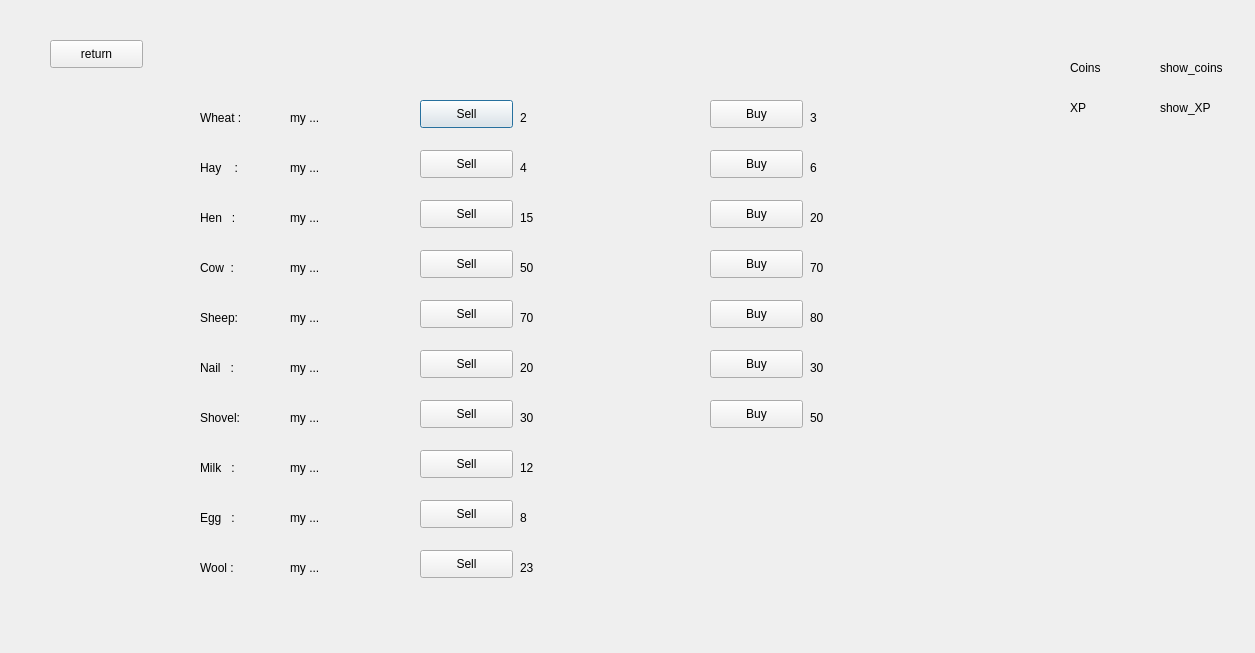
Above: shop.ui from AlirezaM02/AP_Project before the change. Below: the same form after it.
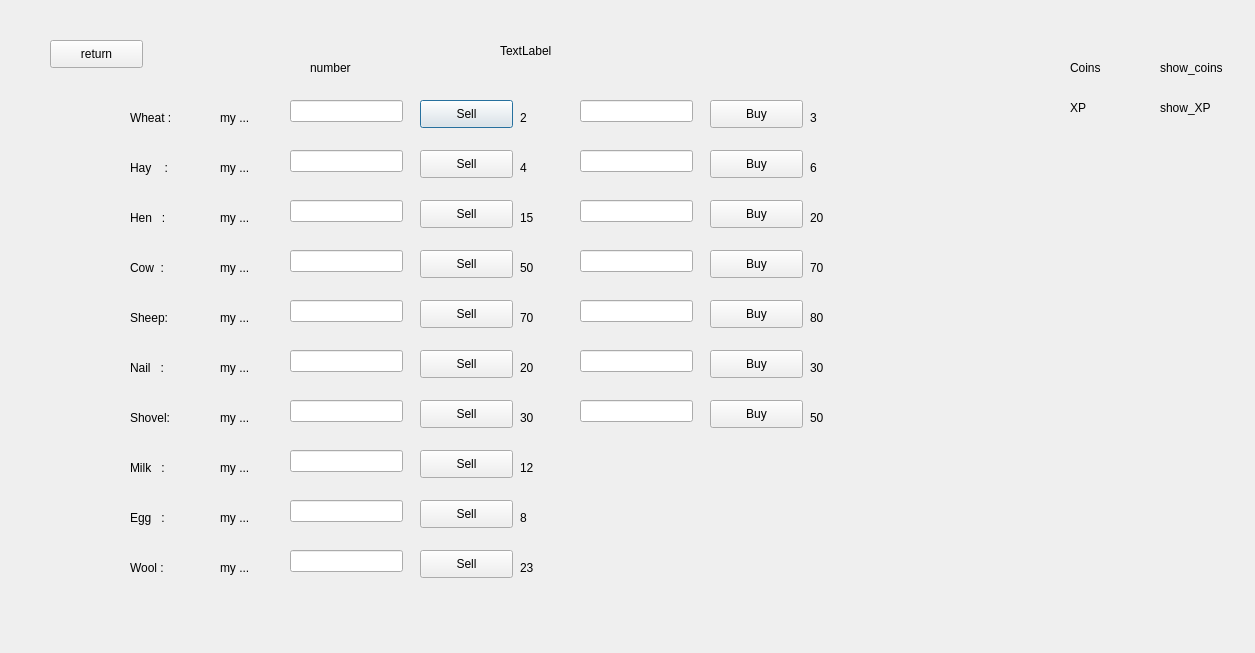
That is the form after the change.

Commit message: shop class developed

```diff
--- a/shop.ui
+++ b/shop.ui
@@ -263,7 +263,7 @@
   <widget class="QLabel" name="label_3">
    <property name="geometry">
     <rect>
-     <x>200</x>
+     <x>130</x>
      <y>110</y>
      <width>55</width>
      <height>16</height>
@@ -276,7 +276,7 @@
   <widget class="QLabel" name="label_4">
    <property name="geometry">
     <rect>
-     <x>200</x>
+     <x>130</x>
      <y>160</y>
      <width>55</width>
      <height>16</height>
@@ -289,7 +289,7 @@
   <widget class="QLabel" name="label_5">
    <property name="geometry">
     <rect>
-     <x>200</x>
+     <x>130</x>
      <y>210</y>
      <width>55</width>
      <height>16</height>
@@ -302,7 +302,7 @@
   <widget class="QLabel" name="label_6">
    <property name="geometry">
     <rect>
-     <x>200</x>
+     <x>130</x>
      <y>260</y>
      <width>55</width>
      <height>16</height>
@@ -315,7 +315,7 @@
   <widget class="QLabel" name="label_7">
    <property name="geometry">
     <rect>
-     <x>200</x>
+     <x>130</x>
      <y>310</y>
      <width>55</width>
      <height>16</height>
@@ -328,7 +328,7 @@
   <widget class="QLabel" name="label_8">
    <property name="geometry">
     <rect>
-     <x>200</x>
+     <x>130</x>
      <y>360</y>
      <width>55</width>
      <height>16</height>
@@ -341,7 +341,7 @@
   <widget class="QLabel" name="label_9">
    <property name="geometry">
     <rect>
-     <x>200</x>
+     <x>130</x>
      <y>410</y>
      <width>55</width>
      <height>16</height>
@@ -354,7 +354,7 @@
   <widget class="QLabel" name="label_10">
    <property name="geometry">
     <rect>
-     <x>200</x>
+     <x>130</x>
      <y>460</y>
      <width>55</width>
      <height>16</height>
@@ -367,7 +367,7 @@
   <widget class="QLabel" name="label_11">
    <property name="geometry">
     <rect>
-     <x>200</x>
+     <x>130</x>
      <y>510</y>
      <width>55</width>
      <height>16</height>
@@ -380,7 +380,7 @@
   <widget class="QLabel" name="label_12">
    <property name="geometry">
     <rect>
-     <x>200</x>
+     <x>130</x>
      <y>560</y>
      <width>55</width>
      <height>16</height>
@@ -393,7 +393,7 @@
   <widget class="QLabel" name="mywheatlbl">
    <property name="geometry">
     <rect>
-     <x>290</x>
+     <x>220</x>
      <y>110</y>
      <width>55</width>
      <height>16</height>
@@ -406,7 +406,7 @@
   <widget class="QLabel" name="myhaylbl">
    <property name="geometry">
     <rect>
-     <x>290</x>
+     <x>220</x>
      <y>160</y>
      <width>55</width>
      <height>16</height>
@@ -419,7 +419,7 @@
   <widget class="QLabel" name="myhenlbl">
    <property name="geometry">
     <rect>
-     <x>290</x>
+     <x>220</x>
      <y>210</y>
      <width>55</width>
      <height>16</height>
@@ -432,7 +432,7 @@
   <widget class="QLabel" name="mycowlbl">
    <property name="geometry">
     <rect>
-     <x>290</x>
+     <x>220</x>
      <y>260</y>
      <width>55</width>
      <height>16</height>
@@ -445,7 +445,7 @@
   <widget class="QLabel" name="mysheeplbl">
    <property name="geometry">
     <rect>
-     <x>290</x>
+     <x>220</x>
      <y>310</y>
      <width>55</width>
      <height>16</height>
@@ -458,7 +458,7 @@
   <widget class="QLabel" name="mynaillbl">
    <property name="geometry">
     <rect>
-     <x>290</x>
+     <x>220</x>
      <y>360</y>
      <width>55</width>
      <height>16</height>
@@ -471,7 +471,7 @@
   <widget class="QLabel" name="myshovellbl">
    <property name="geometry">
     <rect>
-     <x>290</x>
+     <x>220</x>
      <y>410</y>
      <width>55</width>
      <height>16</height>
@@ -484,7 +484,7 @@
   <widget class="QLabel" name="mymilklbl">
    <property name="geometry">
     <rect>
-     <x>290</x>
+     <x>220</x>
      <y>460</y>
      <width>55</width>
      <height>16</height>
@@ -497,7 +497,7 @@
   <widget class="QLabel" name="myegglbl">
    <property name="geometry">
     <rect>
-     <x>290</x>
+     <x>220</x>
      <y>510</y>
      <width>55</width>
      <height>16</height>
@@ -510,7 +510,7 @@
   <widget class="QLabel" name="mywoollbl">
    <property name="geometry">
     <rect>
-     <x>290</x>
+     <x>220</x>
      <y>560</y>
      <width>55</width>
      <height>16</height>
@@ -780,6 +780,205 @@
     <string>3</string>
    </property>
   </widget>
+  <widget class="QLineEdit" name="numberwheatlbl">
+   <property name="geometry">
+    <rect>
+     <x>290</x>
+     <y>100</y>
+     <width>113</width>
+     <height>22</height>
+    </rect>
+   </property>
+  </widget>
+  <widget class="QLineEdit" name="numberhaylbl">
+   <property name="geometry">
+    <rect>
+     <x>290</x>
+     <y>150</y>
+     <width>113</width>
+     <height>22</height>
+    </rect>
+   </property>
+  </widget>
+  <widget class="QLabel" name="label_30">
+   <property name="geometry">
+    <rect>
+     <x>310</x>
+     <y>60</y>
+     <width>55</width>
+     <height>16</height>
+    </rect>
+   </property>
+   <property name="text">
+    <string>number</string>
+   </property>
+  </widget>
+  <widget class="QLabel" name="infolbl">
+   <property name="geometry">
+    <rect>
+     <x>500</x>
+     <y>30</y>
+     <width>131</width>
+     <height>41</height>
+    </rect>
+   </property>
+   <property name="styleSheet">
+    <string notr="true">font: 12pt &quot;MV Boli&quot;;</string>
+   </property>
+   <property name="text">
+    <string>TextLabel</string>
+   </property>
+  </widget>
+  <widget class="QLineEdit" name="hennumber">
+   <property name="geometry">
+    <rect>
+     <x>290</x>
+     <y>200</y>
+     <width>113</width>
+     <height>22</height>
+    </rect>
+   </property>
+  </widget>
+  <widget class="QLineEdit" name="cownumber">
+   <property name="geometry">
+    <rect>
+     <x>290</x>
+     <y>250</y>
+     <width>113</width>
+     <height>22</height>
+    </rect>
+   </property>
+  </widget>
+  <widget class="QLineEdit" name="sheepnumber">
+   <property name="geometry">
+    <rect>
+     <x>290</x>
+     <y>300</y>
+     <width>113</width>
+     <height>22</height>
+    </rect>
+   </property>
+  </widget>
+  <widget class="QLineEdit" name="nailnumber">
+   <property name="geometry">
+    <rect>
+     <x>290</x>
+     <y>350</y>
+     <width>113</width>
+     <height>22</height>
+    </rect>
+   </property>
+  </widget>
+  <widget class="QLineEdit" name="shovelnumber">
+   <property name="geometry">
+    <rect>
+     <x>290</x>
+     <y>400</y>
+     <width>113</width>
+     <height>22</height>
+    </rect>
+   </property>
+  </widget>
+  <widget class="QLineEdit" name="milknum">
+   <property name="geometry">
+    <rect>
+     <x>290</x>
+     <y>450</y>
+     <width>113</width>
+     <height>22</height>
+    </rect>
+   </property>
+  </widget>
+  <widget class="QLineEdit" name="eggnum">
+   <property name="geometry">
+    <rect>
+     <x>290</x>
+     <y>500</y>
+     <width>113</width>
+     <height>22</height>
+    </rect>
+   </property>
+  </widget>
+  <widget class="QLineEdit" name="woolnum">
+   <property name="geometry">
+    <rect>
+     <x>290</x>
+     <y>550</y>
+     <width>113</width>
+     <height>22</height>
+    </rect>
+   </property>
+  </widget>
+  <widget class="QLineEdit" name="wheatnumb">
+   <property name="geometry">
+    <rect>
+     <x>580</x>
+     <y>100</y>
+     <width>113</width>
+     <height>22</height>
+    </rect>
+   </property>
+  </widget>
+  <widget class="QLineEdit" name="haynumb">
+   <property name="geometry">
+    <rect>
+     <x>580</x>
+     <y>150</y>
+     <width>113</width>
+     <height>22</height>
+    </rect>
+   </property>
+  </widget>
+  <widget class="QLineEdit" name="hennumb">
+   <property name="geometry">
+    <rect>
+     <x>580</x>
+     <y>200</y>
+     <width>113</width>
+     <height>22</height>
+    </rect>
+   </property>
+  </widget>
+  <widget class="QLineEdit" name="cownumb">
+   <property name="geometry">
+    <rect>
+     <x>580</x>
+     <y>250</y>
+     <width>113</width>
+     <height>22</height>
+    </rect>
+   </property>
+  </widget>
+  <widget class="QLineEdit" name="sheepnumb">
+   <property name="geometry">
+    <rect>
+     <x>580</x>
+     <y>300</y>
+     <width>113</width>
+     <height>22</height>
+    </rect>
+   </property>
+  </widget>
+  <widget class="QLineEdit" name="nailnumb">
+   <property name="geometry">
+    <rect>
+     <x>580</x>
+     <y>350</y>
+     <width>113</width>
+     <height>22</height>
+    </rect>
+   </property>
+  </widget>
+  <widget class="QLineEdit" name="shovelnumb">
+   <property name="geometry">
+    <rect>
+     <x>580</x>
+     <y>400</y>
+     <width>113</width>
+     <height>22</height>
+    </rect>
+   </property>
+  </widget>
  </widget>
  <resources/>
  <connections/>
```
The commit also changes 4 other files.
